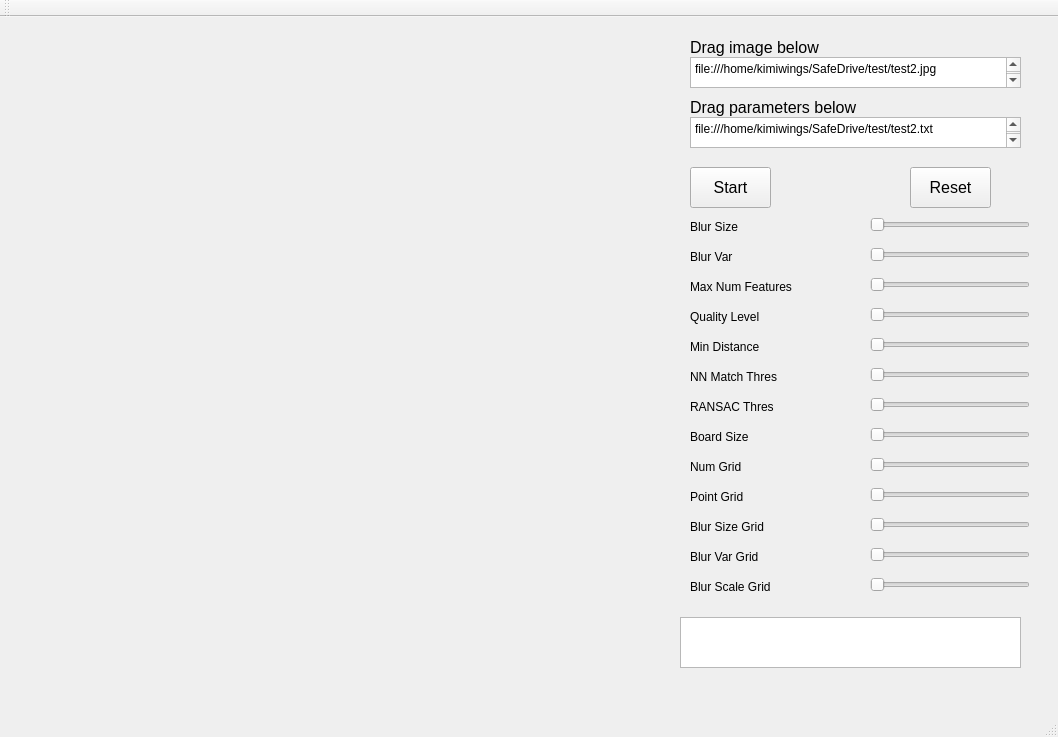
Qt form mainwindow.ui (jiawei-mo/SafeDrive) before a commit.
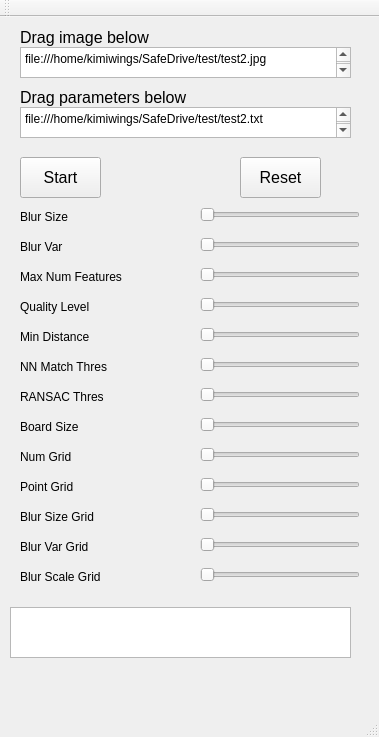
The same form after that commit.

Commit message: better result

```diff
--- a/mainwindow.ui
+++ b/mainwindow.ui
@@ -6,7 +6,7 @@
    <rect>
     <x>0</x>
     <y>0</y>
-    <width>1058</width>
+    <width>379</width>
     <height>737</height>
    </rect>
   </property>
@@ -14,27 +14,11 @@
    <string>MainWindow</string>
   </property>
   <widget class="QWidget" name="centralWidget">
-   <widget class="QLabel" name="label_result">
-    <property name="geometry">
-     <rect>
-      <x>20</x>
-      <y>30</y>
-      <width>640</width>
-      <height>640</height>
-     </rect>
-    </property>
-    <property name="autoFillBackground">
-     <bool>true</bool>
-    </property>
-    <property name="text">
-     <string/>
-    </property>
-   </widget>
    <widget class="QLabel" name="label_MNF">
     <property name="geometry">
      <rect>
-      <x>690</x>
-      <y>260</y>
+      <x>20</x>
+      <y>250</y>
       <width>161</width>
       <height>20</height>
      </rect>
@@ -46,8 +30,8 @@
    <widget class="QSlider" name="slider_MNF">
     <property name="geometry">
      <rect>
-      <x>870</x>
-      <y>260</y>
+      <x>200</x>
+      <y>250</y>
       <width>160</width>
       <height>16</height>
      </rect>
@@ -77,8 +61,8 @@
    <widget class="QSlider" name="slider_QL">
     <property name="geometry">
      <rect>
-      <x>870</x>
-      <y>290</y>
+      <x>200</x>
+      <y>280</y>
       <width>160</width>
       <height>16</height>
      </rect>
@@ -102,8 +86,8 @@
    <widget class="QLabel" name="label_QL">
     <property name="geometry">
      <rect>
-      <x>690</x>
-      <y>290</y>
+      <x>20</x>
+      <y>280</y>
       <width>161</width>
       <height>20</height>
      </rect>
@@ -115,8 +99,8 @@
    <widget class="QLabel" name="label_NG">
     <property name="geometry">
      <rect>
-      <x>690</x>
-      <y>440</y>
+      <x>20</x>
+      <y>430</y>
       <width>161</width>
       <height>20</height>
      </rect>
@@ -128,8 +112,8 @@
    <widget class="QSlider" name="slider_MD">
     <property name="geometry">
      <rect>
-      <x>870</x>
-      <y>320</y>
+      <x>200</x>
+      <y>310</y>
       <width>160</width>
       <height>16</height>
      </rect>
@@ -153,8 +137,8 @@
    <widget class="QSlider" name="slider_NG">
     <property name="geometry">
      <rect>
-      <x>870</x>
-      <y>440</y>
+      <x>200</x>
+      <y>430</y>
       <width>160</width>
       <height>16</height>
      </rect>
@@ -175,8 +159,8 @@
    <widget class="QLabel" name="label_MD">
     <property name="geometry">
      <rect>
-      <x>690</x>
-      <y>320</y>
+      <x>20</x>
+      <y>310</y>
       <width>161</width>
       <height>20</height>
      </rect>
@@ -188,8 +172,8 @@
    <widget class="QLabel" name="label_RT">
     <property name="geometry">
      <rect>
-      <x>690</x>
-      <y>380</y>
+      <x>20</x>
+      <y>370</y>
       <width>161</width>
       <height>20</height>
      </rect>
@@ -201,8 +185,8 @@
    <widget class="QSlider" name="slider_BS">
     <property name="geometry">
      <rect>
-      <x>870</x>
-      <y>200</y>
+      <x>200</x>
+      <y>190</y>
       <width>160</width>
       <height>16</height>
      </rect>
@@ -226,8 +210,8 @@
    <widget class="QSlider" name="slider_RT">
     <property name="geometry">
      <rect>
-      <x>870</x>
-      <y>380</y>
+      <x>200</x>
+      <y>370</y>
       <width>160</width>
       <height>16</height>
      </rect>
@@ -248,8 +232,8 @@
    <widget class="QLabel" name="label_BS">
     <property name="geometry">
      <rect>
-      <x>690</x>
-      <y>200</y>
+      <x>20</x>
+      <y>190</y>
       <width>161</width>
       <height>20</height>
      </rect>
@@ -261,8 +245,8 @@
    <widget class="QPushButton" name="button_reset">
     <property name="geometry">
      <rect>
-      <x>910</x>
-      <y>150</y>
+      <x>240</x>
+      <y>140</y>
       <width>81</width>
       <height>41</height>
      </rect>
@@ -279,8 +263,8 @@
    <widget class="QPlainTextEdit" name="text_TFN">
     <property name="geometry">
      <rect>
-      <x>690</x>
-      <y>40</y>
+      <x>20</x>
+      <y>30</y>
       <width>331</width>
       <height>31</height>
      </rect>
@@ -293,8 +277,8 @@
    <widget class="QLabel" name="label">
     <property name="geometry">
      <rect>
-      <x>690</x>
-      <y>20</y>
+      <x>20</x>
+      <y>10</y>
       <width>151</width>
       <height>20</height>
      </rect>
@@ -311,8 +295,8 @@
    <widget class="QPushButton" name="button_start">
     <property name="geometry">
      <rect>
-      <x>690</x>
-      <y>150</y>
+      <x>20</x>
+      <y>140</y>
       <width>81</width>
       <height>41</height>
      </rect>
@@ -329,8 +313,8 @@
    <widget class="QPlainTextEdit" name="text_log">
     <property name="geometry">
      <rect>
-      <x>680</x>
-      <y>600</y>
+      <x>10</x>
+      <y>590</y>
       <width>341</width>
       <height>51</height>
      </rect>
@@ -345,8 +329,8 @@
    <widget class="QPlainTextEdit" name="text_PM">
     <property name="geometry">
      <rect>
-      <x>690</x>
-      <y>100</y>
+      <x>20</x>
+      <y>90</y>
       <width>331</width>
       <height>31</height>
      </rect>
@@ -359,8 +343,8 @@
    <widget class="QLabel" name="label_2">
     <property name="geometry">
      <rect>
-      <x>690</x>
-      <y>80</y>
+      <x>20</x>
+      <y>70</y>
       <width>211</width>
       <height>20</height>
      </rect>
@@ -377,8 +361,8 @@
    <widget class="QSlider" name="slider_BV">
     <property name="geometry">
      <rect>
-      <x>870</x>
-      <y>230</y>
+      <x>200</x>
+      <y>220</y>
       <width>160</width>
       <height>16</height>
      </rect>
@@ -402,8 +386,8 @@
    <widget class="QLabel" name="label_BV">
     <property name="geometry">
      <rect>
-      <x>690</x>
-      <y>230</y>
+      <x>20</x>
+      <y>220</y>
       <width>161</width>
       <height>20</height>
      </rect>
@@ -415,8 +399,8 @@
    <widget class="QLabel" name="label_BDS">
     <property name="geometry">
      <rect>
-      <x>690</x>
-      <y>410</y>
+      <x>20</x>
+      <y>400</y>
       <width>161</width>
       <height>20</height>
      </rect>
@@ -428,8 +412,8 @@
    <widget class="QSlider" name="slider_BDS">
     <property name="geometry">
      <rect>
-      <x>870</x>
-      <y>410</y>
+      <x>200</x>
+      <y>400</y>
       <width>160</width>
       <height>16</height>
      </rect>
@@ -450,8 +434,8 @@
    <widget class="QLabel" name="label_PG">
     <property name="geometry">
      <rect>
-      <x>690</x>
-      <y>470</y>
+      <x>20</x>
+      <y>460</y>
       <width>161</width>
       <height>20</height>
      </rect>
@@ -463,8 +447,8 @@
    <widget class="QSlider" name="slider_PG">
     <property name="geometry">
      <rect>
-      <x>870</x>
-      <y>470</y>
+      <x>200</x>
+      <y>460</y>
       <width>160</width>
       <height>16</height>
      </rect>
@@ -485,8 +469,8 @@
    <widget class="QLabel" name="label_NMT">
     <property name="geometry">
      <rect>
-      <x>690</x>
-      <y>350</y>
+      <x>20</x>
+      <y>340</y>
       <width>161</width>
       <height>20</height>
      </rect>
@@ -498,8 +482,8 @@
    <widget class="QSlider" name="slider_NMT">
     <property name="geometry">
      <rect>
-      <x>870</x>
-      <y>350</y>
+      <x>200</x>
+      <y>340</y>
       <width>160</width>
       <height>16</height>
      </rect>
@@ -520,8 +504,8 @@
    <widget class="QSlider" name="slider_BSG">
     <property name="geometry">
      <rect>
-      <x>870</x>
-      <y>500</y>
+      <x>200</x>
+      <y>490</y>
       <width>160</width>
       <height>16</height>
      </rect>
@@ -545,8 +529,8 @@
    <widget class="QLabel" name="label_BSG">
     <property name="geometry">
      <rect>
-      <x>690</x>
-      <y>500</y>
+      <x>20</x>
+      <y>490</y>
       <width>161</width>
       <height>20</height>
      </rect>
@@ -558,8 +542,8 @@
    <widget class="QSlider" name="slider_BVG">
     <property name="geometry">
      <rect>
-      <x>870</x>
-      <y>530</y>
+      <x>200</x>
+      <y>520</y>
       <width>160</width>
       <height>16</height>
      </rect>
@@ -583,8 +567,8 @@
    <widget class="QLabel" name="label_BVG">
     <property name="geometry">
      <rect>
-      <x>690</x>
-      <y>530</y>
+      <x>20</x>
+      <y>520</y>
       <width>161</width>
       <height>20</height>
      </rect>
@@ -596,8 +580,8 @@
    <widget class="QLabel" name="label_BSCG">
     <property name="geometry">
      <rect>
-      <x>690</x>
-      <y>560</y>
+      <x>20</x>
+      <y>550</y>
       <width>161</width>
       <height>20</height>
      </rect>
@@ -609,8 +593,8 @@
    <widget class="QSlider" name="slider_BSCG">
     <property name="geometry">
      <rect>
-      <x>870</x>
-      <y>560</y>
+      <x>200</x>
+      <y>550</y>
       <width>160</width>
       <height>16</height>
      </rect>
@@ -619,7 +603,7 @@
      <number>1</number>
     </property>
     <property name="maximum">
-     <number>10</number>
+     <number>30</number>
     </property>
     <property name="pageStep">
      <number>7</number>
```
The commit also changes 7 other files.
